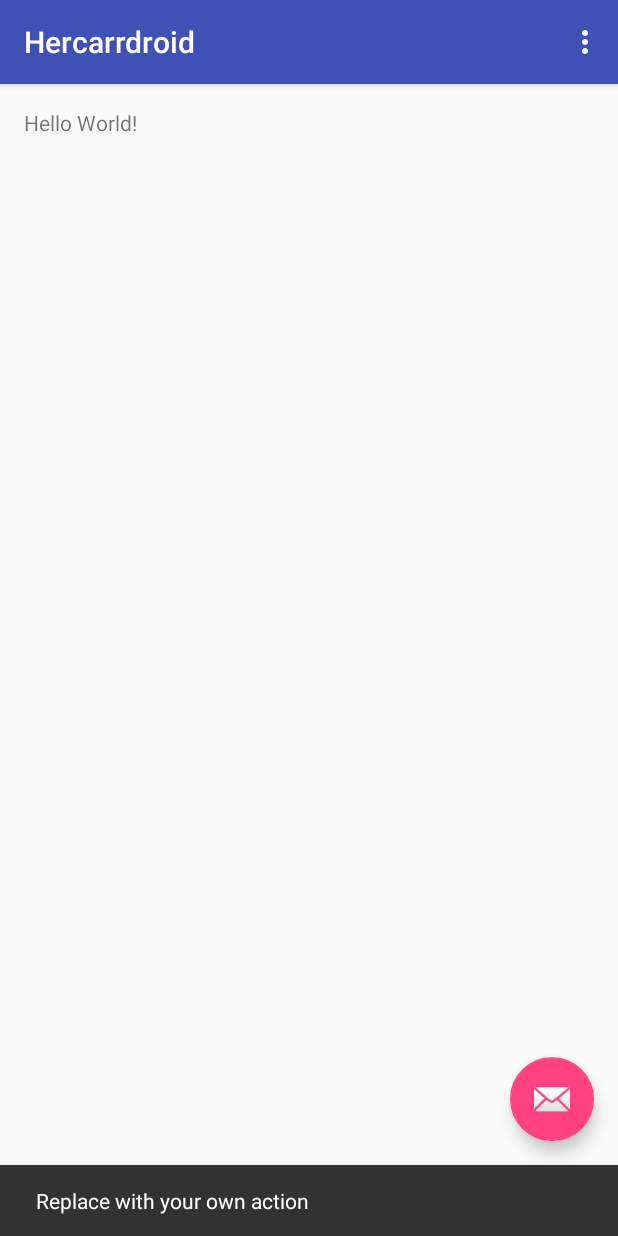
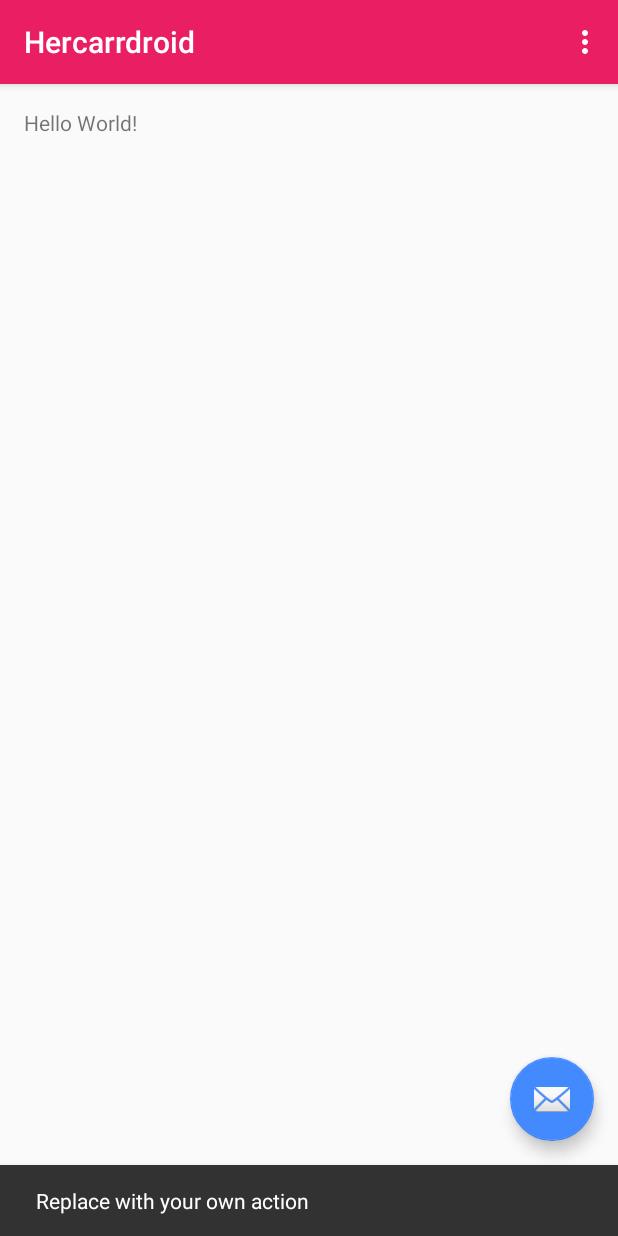
Before and after one commit to hercarr/hercarrdroid, an Android app: the screen it shows after launch (MainActivity), after a tap on an icon or button, on a phone screen of 412 x 824 dp. Run offline under Robolectric (Android 15) with nearby library versions, the light colour scheme and no system bars.

Commit message:
The color schema was updated to set material design

```diff
--- a/app/src/main/res/values-v21/styles.xml
+++ b/app/src/main/res/values-v21/styles.xml
@@ -6,4 +6,5 @@
         <item name="android:windowDrawsSystemBarBackgrounds">true</item>
         <item name="android:statusBarColor">@android:color/transparent</item>
     </style>
+
 </resources>
--- a/app/src/main/res/values/colors.xml
+++ b/app/src/main/res/values/colors.xml
@@ -1,6 +1,11 @@
 <?xml version="1.0" encoding="utf-8"?>
 <resources>
-    <color name="colorPrimary">#3F51B5</color>
-    <color name="colorPrimaryDark">#303F9F</color>
-    <color name="colorAccent">#FF4081</color>
+    <color name="primary">#E91E63</color>
+    <color name="primary_dark">#C2185B</color>
+    <color name="primary_light">#F8BBD0</color>
+    <color name="accent">#448AFF</color>
+    <color name="primary_text">#212121</color>
+    <color name="secondary_text">#727272</color>
+    <color name="icons">#FFFFFF</color>
+    <color name="divider">#B6B6B6</color>
 </resources>
--- a/app/src/main/res/values/styles.xml
+++ b/app/src/main/res/values/styles.xml
@@ -3,9 +3,9 @@
     <!-- Base application theme. -->
     <style name="AppTheme" parent="Theme.AppCompat.Light.DarkActionBar">
         <!-- Customize your theme here. -->
-        <item name="colorPrimary">@color/colorPrimary</item>
-        <item name="colorPrimaryDark">@color/colorPrimaryDark</item>
-        <item name="colorAccent">@color/colorAccent</item>
+        <item name="colorPrimary">@color/primary</item>
+        <item name="colorPrimaryDark">@color/primary_dark</item>
+        <item name="colorAccent">@color/accent</item>
     </style>
 
     <style name="AppTheme.NoActionBar">
```
